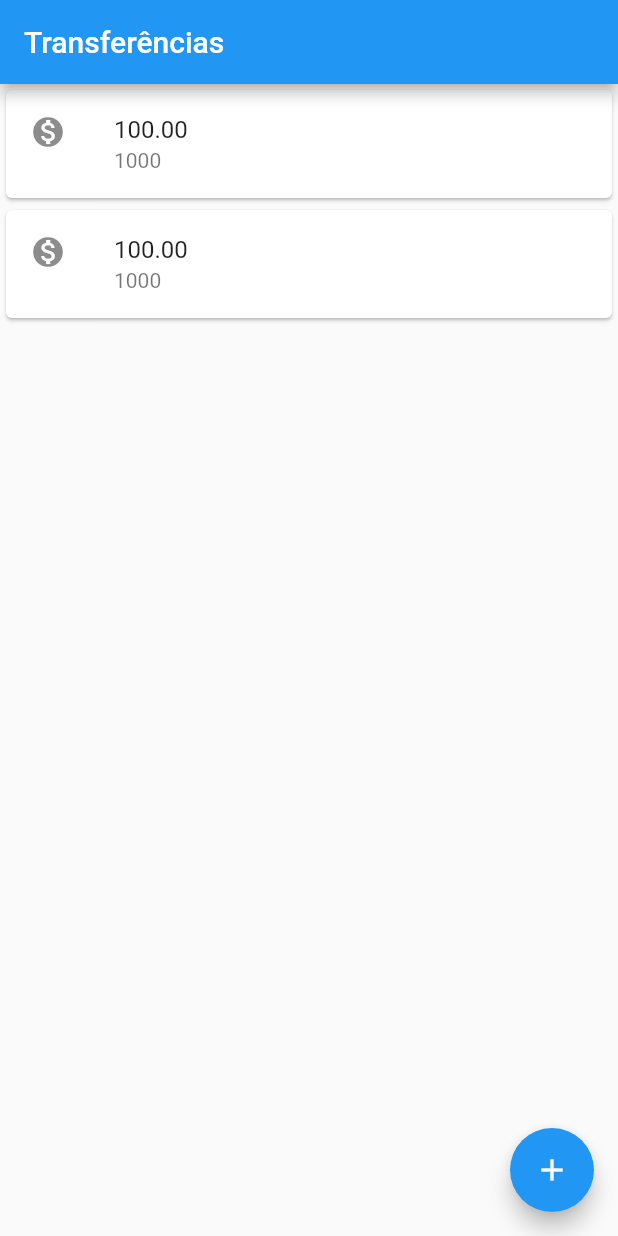
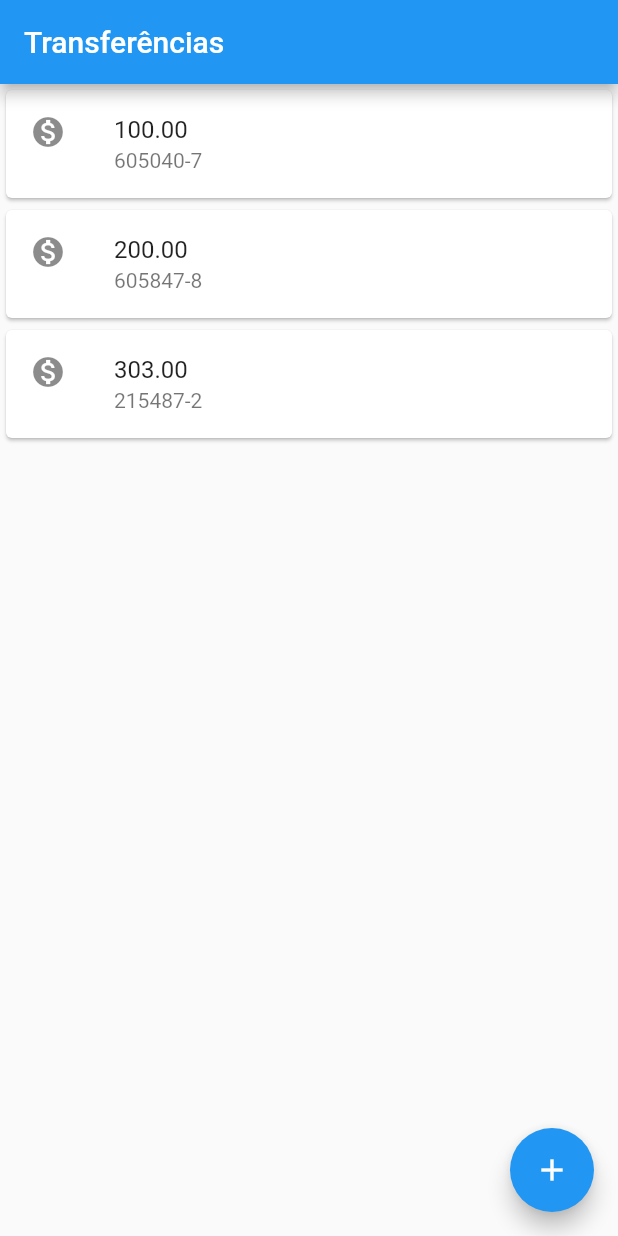
Before and after one commit to matheuSantos-me/ByteBank, a Flutter app: the screen it shows after launch, on a phone screen of 412 x 824 dp. Run offline on Flutter 3.47's test engine with Material 2 defaults, Android fonts, the phone set to English and light mode, and no system bars.

Commit message:
docs: Create class

```diff
--- a/lib/main.dart
+++ b/lib/main.dart
@@ -3,24 +3,7 @@ import 'package:flutter/material.dart';
 void main() {
   runApp(MaterialApp(
       home: Scaffold(
-    body: Column(
-      children: <Widget>[
-        Card(
-          child: ListTile(
-            leading: Icon(Icons.monetization_on),
-            title: Text('100.00'),
-            subtitle: Text('1000'),
-          ),
-        ),
-        Card(
-          child: ListTile(
-            leading: Icon(Icons.monetization_on),
-            title: Text('100.00'),
-            subtitle: Text('1000'),
-          ),
-        ),
-      ],
-    ),
+    body: bankTransferList(),
     appBar: AppBar(
       title: Text('Transferências'),
     ),
@@ -29,3 +12,34 @@ void main() {
     ),
   )));
 }
+
+class bankTransferList extends StatelessWidget {
+  @override
+  Widget build(BuildContext context) {
+    return Column(
+      children: <Widget>[
+        cardBankTransfer('100.00', '605040-7'),
+        cardBankTransfer('200.00', '605847-8'),
+        cardBankTransfer('303.00', '215487-2'),
+      ],
+    );
+  }
+}
+
+class cardBankTransfer extends StatelessWidget {
+  final String valueTransfer;
+  final String bankAccountNumber;
+
+  cardBankTransfer(this.valueTransfer, this.bankAccountNumber);
+
+  @override
+  Widget build(BuildContext context) {
+    return Card(
+      child: ListTile(
+        leading: Icon(Icons.monetization_on),
+        title: Text(valueTransfer),
+        subtitle: Text(bankAccountNumber),
+      ),
+    );
+  }
+}
```
